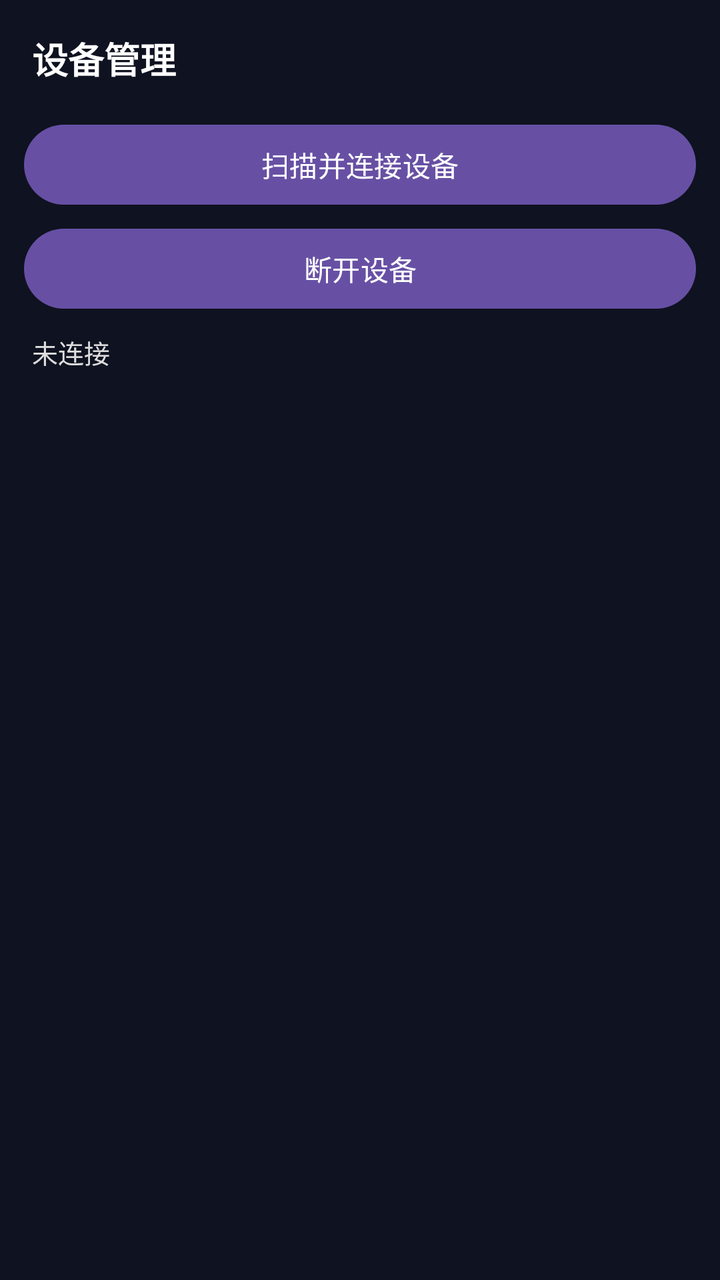
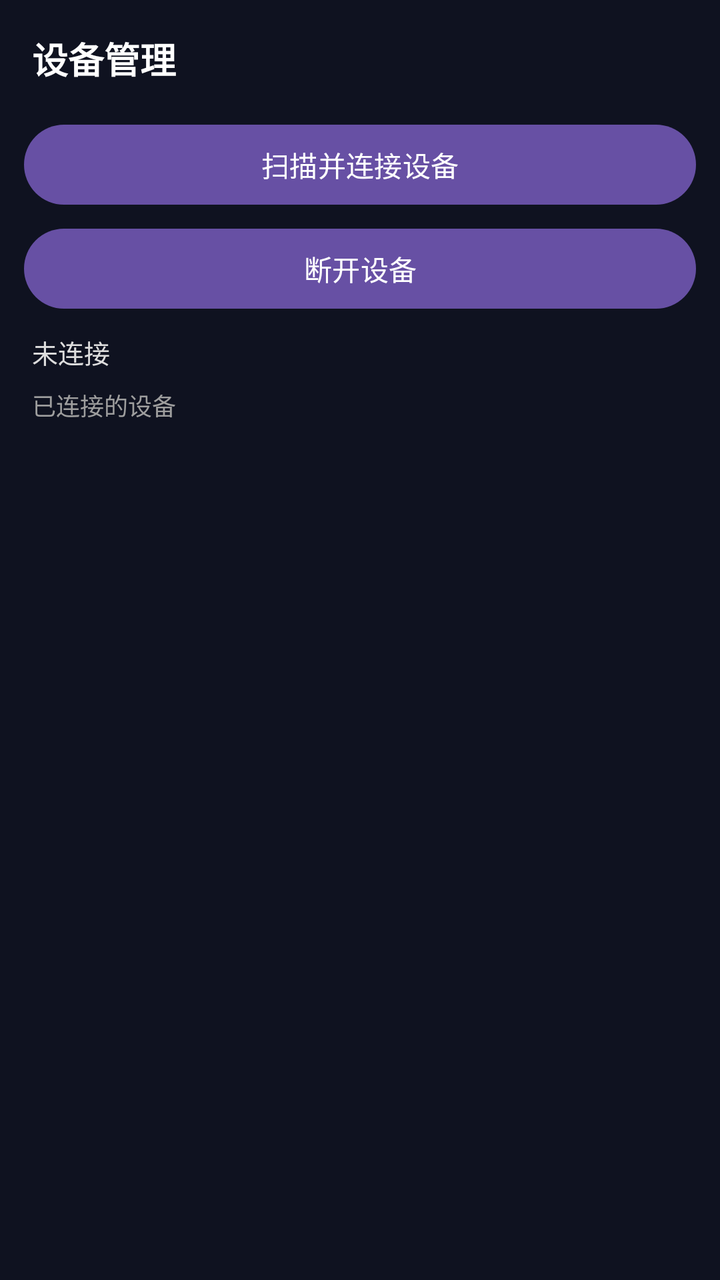

Two renders of the same Android screen: before a commit and after it. Below are the layout's source before the change and the commit's diff.
<!-- AndroidManifest.xml: application theme Theme.VoiceBridge -->
<!-- res/layout/fragment_devices.xml -->
<?xml version="1.0" encoding="utf-8"?>
<LinearLayout xmlns:android="http://schemas.android.com/apk/res/android"
    android:layout_width="match_parent"
    android:layout_height="match_parent"
    android:orientation="vertical"
    android:background="#0F1220">

    <TextView
        android:id="@+id/devicesTitle"
        android:layout_width="match_parent"
        android:layout_height="wrap_content"
        android:text="设备管理"
        android:textSize="18sp"
        android:textStyle="bold"
        android:textColor="#FFFFFF"
        android:padding="16dp" />

    <Button
        android:id="@+id/btnScan"
        android:layout_width="match_parent"
        android:layout_height="wrap_content"
        android:text="扫描并连接设备"
        android:layout_marginHorizontal="12dp"
        android:layout_marginBottom="4dp" />

    <Button
        android:id="@+id/btnDisconnect"
        android:layout_width="match_parent"
        android:layout_height="wrap_content"
        android:text="断开设备"
        android:layout_marginHorizontal="12dp"
        android:layout_marginBottom="8dp" />

    <TextView
        android:id="@+id/deviceStatusText"
        android:layout_width="match_parent"
        android:layout_height="wrap_content"
        android:text="未连接"
        android:textSize="13sp"
        android:textColor="#DDDDDD"
        android:paddingHorizontal="16dp"
        android:paddingBottom="8dp" />

    <androidx.recyclerview.widget.RecyclerView
        android:id="@+id/deviceList"
        android:layout_width="match_parent"
        android:layout_height="0dp"
        android:layout_weight="1"
        android:paddingHorizontal="8dp" />
</LinearLayout>
<!-- resources referenced by this layout -->
<resources>
  <style name="Theme.VoiceBridge" parent="Theme.Material3.DayNight.NoActionBar" />
</resources>

<!-- the commit's change to res/layout/fragment_devices.xml (unified diff, before → after) -->
@@ -41,6 +41,16 @@
         android:paddingHorizontal="16dp"
         android:paddingBottom="8dp" />
 
+    
+    <TextView
+        android:layout_width="match_parent"
+        android:layout_height="wrap_content"
+        android:text="已连接的设备"
+        android:textSize="12sp"
+        android:textColor="#9E9E9E"
+        android:paddingHorizontal="16dp"
+        android:paddingBottom="4dp" />
+
     <androidx.recyclerview.widget.RecyclerView
         android:id="@+id/deviceList"
         android:layout_width="match_parent"
